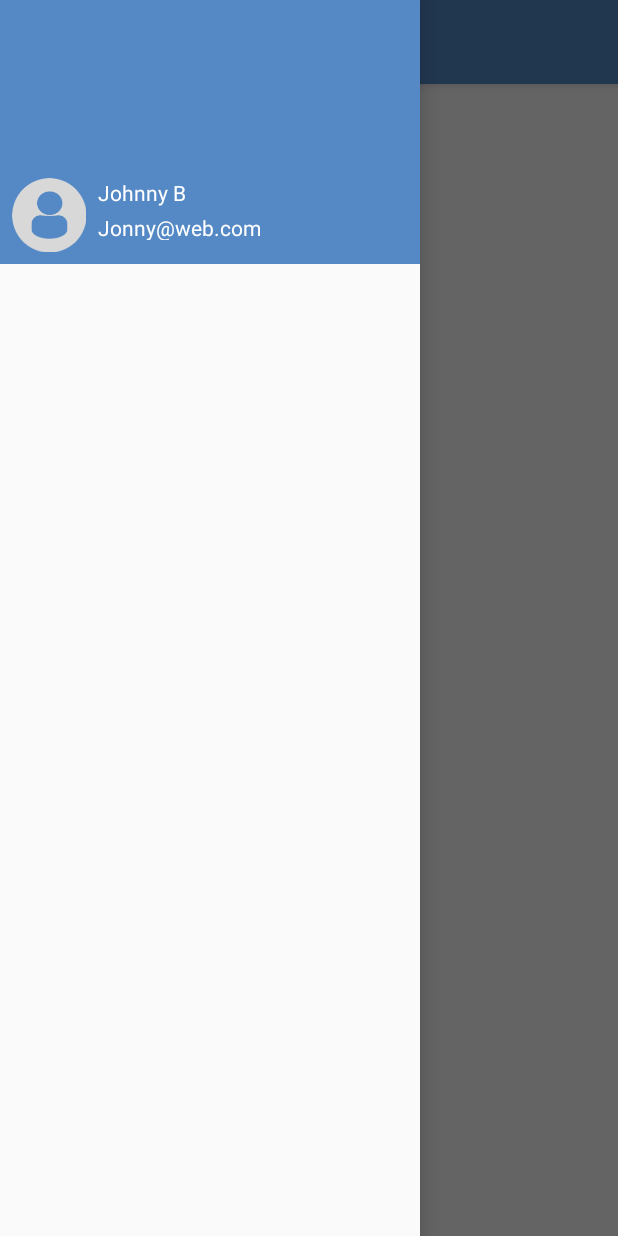
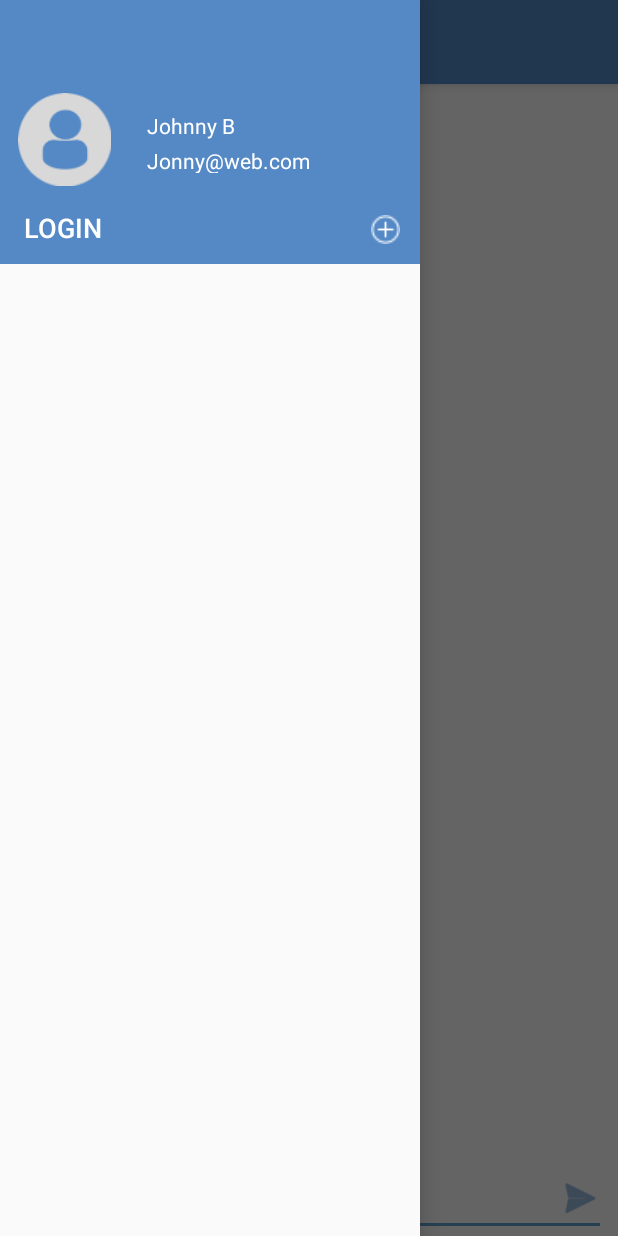
Before and after one commit to SanJSp/SlackCloneApp, an Android app: the screen it shows after launch (MainActivity), with the side drawer open, on a phone screen of 412 x 824 dp. Run offline under Robolectric (Android 15) with nearby library versions, the phone set to English and light mode, and no system bars.

Commit message:
main UI activity added

```diff
--- a/app/build.gradle
+++ b/app/build.gradle
@@ -32,4 +32,5 @@ dependencies {
     testImplementation 'junit:junit:4.12'
     androidTestImplementation 'com.android.support.test:runner:1.0.2'
     androidTestImplementation 'com.android.support.test.espresso:espresso-core:3.0.2'
+    implementation 'com.android.support:recyclerview-v7:28.0.0'
 }
--- a/app/src/main/java/com/example/smack/MainActivity.kt
+++ b/app/src/main/java/com/example/smack/MainActivity.kt
@@ -8,6 +8,7 @@ import android.support.v7.app.ActionBarDrawerToggle
 import android.support.v7.app.AppCompatActivity
 import android.view.Menu
 import android.view.MenuItem
+import android.view.View
 import kotlinx.android.synthetic.main.activity_main.*
 import kotlinx.android.synthetic.main.app_bar_main.*
 
@@ -35,6 +36,16 @@ class MainActivity : AppCompatActivity() {
         }
     }
 
+    fun loginBtnNavClicked( view: View){
 
+    }
+
+    fun addChannelClicked (view: View){
+
+    }
+
+    fun sendMessageButtonClicked (view: View){
+
+    }
 
 }
--- a/app/src/main/res/layout/content_main.xml
+++ b/app/src/main/res/layout/content_main.xml
@@ -10,12 +10,36 @@
         tools:context=".MainActivity">
 
     <TextView
-            android:layout_width="wrap_content"
+            android:layout_width="0dp"
             android:layout_height="wrap_content"
-            android:text="Hello World!"
-            app:layout_constraintBottom_toBottomOf="parent"
+            android:text="Please log in"
             app:layout_constraintLeft_toLeftOf="parent"
             app:layout_constraintRight_toRightOf="parent"
-            app:layout_constraintTop_toTopOf="parent"/>
+            app:layout_constraintTop_toTopOf="parent"
+            android:layout_marginTop="8dp" android:textAlignment="center" app:layout_constraintHorizontal_bias="0.0"
+            android:id="@+id/mainChannelName"/>
+    <EditText
+            android:layout_width="0dp"
+            android:layout_height="wrap_content"
+            android:inputType="textMultiLine"
+            android:ems="10"
+            android:id="@+id/messageTextField" app:layout_constraintEnd_toEndOf="parent"
+            android:layout_marginEnd="8dp" app:layout_constraintStart_toStartOf="parent"
+            android:layout_marginStart="8dp" app:layout_constraintHorizontal_bias="0.0"
+            app:layout_constraintBottom_toBottomOf="parent" android:hint="message:"/>
+    <ImageButton
+            android:layout_width="35dp"
+            android:layout_height="35dp" app:srcCompat="@android:drawable/ic_menu_send"
+            android:id="@+id/sendMessageButton"
+            android:tint="@color/colorPrimary"
+            app:layout_constraintBottom_toBottomOf="parent" android:layout_marginEnd="8dp"
+            app:layout_constraintEnd_toEndOf="parent" android:background="@android:color/transparent"
+            android:layout_marginBottom="8dp" android:onClick="sendMessageButtonClicked"/>
+    <android.support.v7.widget.RecyclerView
+            android:layout_width="0dp"
+            android:layout_height="0dp" android:layout_marginTop="8dp"
+            app:layout_constraintTop_toBottomOf="@+id/mainChannelName" app:layout_constraintStart_toStartOf="parent"
+            app:layout_constraintEnd_toEndOf="parent"
+            app:layout_constraintBottom_toTopOf="@+id/messageTextField" android:id="@+id/messageListView"/>
 
 </android.support.constraint.ConstraintLayout>
--- a/app/src/main/res/layout/nav_header_main.xml
+++ b/app/src/main/res/layout/nav_header_main.xml
@@ -9,15 +9,15 @@
         android:gravity="bottom" android:id="@+id/linearLayout">
 
     <ImageView
-            android:layout_width="wrap_content"
-            android:layout_height="wrap_content"
+            android:layout_width="70dp"
+            android:layout_height="70dp"
             android:paddingTop="@dimen/nav_header_vertical_spacing"
             app:srcCompat="@drawable/profiledefault"
             android:contentDescription="@string/nav_header_desc"
-            android:id="@+id/imageView"
-            android:layout_marginBottom="8dp"
-            app:layout_constraintBottom_toBottomOf="parent" android:layout_marginStart="8dp"
-            app:layout_constraintStart_toStartOf="parent"/>
+            android:id="@+id/userImageNavHeader"
+            android:layout_marginStart="8dp"
+            app:layout_constraintStart_toStartOf="parent" android:layout_marginBottom="12dp"
+            app:layout_constraintBottom_toTopOf="@+id/loginBtnNavHeader"/>
 
     <TextView
             android:layout_width="wrap_content"
@@ -25,17 +25,36 @@
             android:paddingTop="@dimen/nav_header_vertical_spacing"
             android:text="Johnny B"
             android:textAppearance="@style/TextAppearance.AppCompat.Body1"
-            android:id="@+id/textView2"
-            app:layout_constraintTop_toTopOf="@+id/imageView" app:layout_constraintStart_toEndOf="@+id/imageView"
-            android:layout_marginStart="8dp" android:textColor="@android:color/white"/>
+            android:id="@+id/userNameNavHeader"
+            app:layout_constraintTop_toTopOf="@+id/userImageNavHeader"
+            app:layout_constraintStart_toEndOf="@+id/userImageNavHeader"
+            android:layout_marginStart="20dp" android:textColor="@android:color/white" android:layout_marginTop="12dp"/>
 
     <TextView
             android:layout_width="wrap_content"
             android:layout_height="18dp"
             android:text="Jonny@web.com"
-            android:id="@+id/textView"
-            app:layout_constraintStart_toEndOf="@+id/imageView"
-            android:layout_marginStart="8dp" android:layout_marginTop="4dp"
-            app:layout_constraintTop_toBottomOf="@+id/textView2" android:textColor="@android:color/white"/>
+            android:id="@+id/userEmailNavHeader"
+            app:layout_constraintStart_toEndOf="@+id/userImageNavHeader"
+            android:layout_marginStart="20dp" android:layout_marginTop="4dp"
+            app:layout_constraintTop_toBottomOf="@+id/userNameNavHeader" android:textColor="@android:color/white"/>
+    <Button
+            android:text="LOGIN"
+            android:layout_width="wrap_content"
+            android:layout_height="32dp"
+            android:id="@+id/loginBtnNavHeader"
+            style="@style/Widget.AppCompat.Button.Borderless" android:textColor="@android:color/white"
+            android:layout_marginBottom="8dp" app:layout_constraintBottom_toBottomOf="parent"
+            app:layout_constraintStart_toStartOf="parent" android:layout_marginStart="16dp"
+            android:background="@android:color/transparent" android:textSize="18sp"
+            android:onClick="loginBtnNavClicked" android:textAlignment="textStart"/>
+    <ImageButton
+            android:layout_width="30dp"
+            android:layout_height="30dp" app:srcCompat="@drawable/addchannelbutton"
+            android:id="@+id/addChannelBttn"
+            android:background="@android:color/transparent" app:layout_constraintEnd_toEndOf="parent"
+            android:layout_marginEnd="8dp" android:layout_marginBottom="8dp"
+            app:layout_constraintBottom_toBottomOf="parent" android:padding="5dp" android:scaleType="fitXY"
+            android:onClick="addChannelClicked"/>
 
 </android.support.constraint.ConstraintLayout>
```
